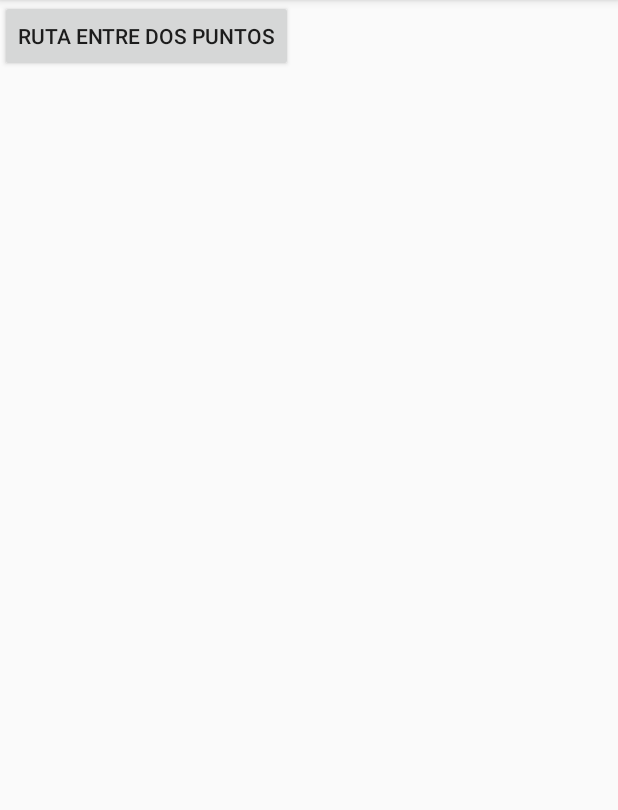
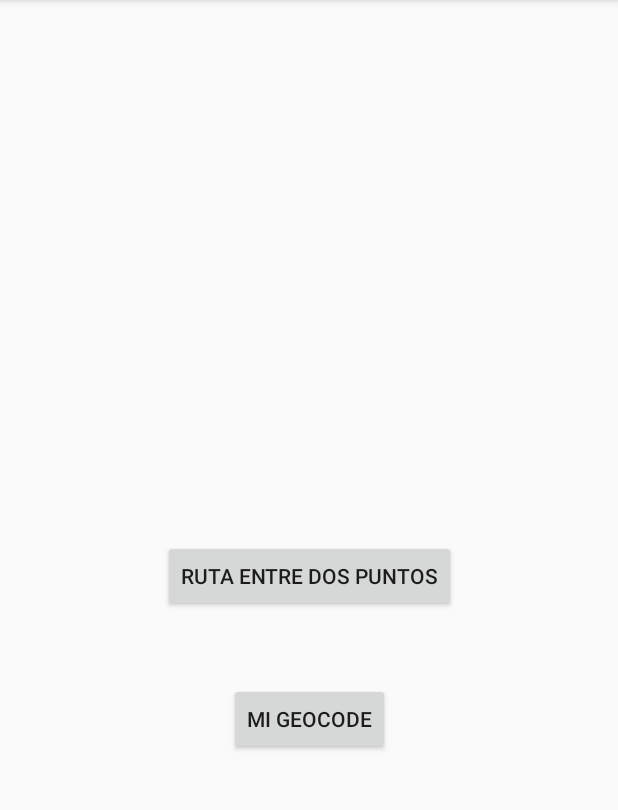
Before and after one commit to JOSEMLI/Android_U3_Tema3_MapPlataform, an Android app: the screen it shows after launch (MainActivity), on a phone screen of 412 x 824 dp, the part 84-894 px from its top. Run offline under Robolectric (Android 15) with nearby library versions, the phone set to English and light mode, and no system bars.

Commit message:
api geocode desde una direccion obtener obucacion

```diff
--- a/app/src/main/java/com/example/android_u3_tema3_mapplataform/MainActivity.java
+++ b/app/src/main/java/com/example/android_u3_tema3_mapplataform/MainActivity.java
@@ -17,4 +17,8 @@ public class MainActivity extends AppCompatActivity {
   public void rutadospunto(View view) {
 startActivity(new Intent(this,RutaEntreDosPuntos.class));
   }
+
+  public void geocoding(View view) {
+    startActivity(new Intent(this,MiGeocode.class));
+  }
 }
--- a/app/src/main/java/com/example/android_u3_tema3_mapplataform/webServiceObtenerRuta.java
+++ /dev/null
@@ -1,4 +0,0 @@
-package com.example.android_u3_tema3_mapplataform;
-
-public class webServiceObtenerRuta {
-}
--- a/app/src/main/res/layout/activity_main.xml
+++ b/app/src/main/res/layout/activity_main.xml
@@ -7,12 +7,27 @@
     tools:context=".MainActivity">
 
     <Button
+        android:layout_width="wrap_content"
+        android:layout_height="wrap_content"
+        android:layout_margin="50dp"
+        android:onClick="geocoding"
+        android:text="mi geocode"
+        app:layout_constraintBottom_toBottomOf="parent"
+        app:layout_constraintEnd_toEndOf="parent"
+        app:layout_constraintStart_toStartOf="parent"
+        app:layout_constraintTop_toTopOf="parent"
+        app:layout_constraintVertical_bias="0.654" />
+
+    <Button
         android:id="@+id/button"
         android:layout_width="wrap_content"
         android:layout_height="wrap_content"
+        android:layout_margin="50dp"
+        android:onClick="rutadospunto"
         android:text="Ruta entre dos puntos"
-        tools:layout_editor_absoluteX="107dp"
-        tools:layout_editor_absoluteY="341dp"
-        android:onClick="rutadospunto"/>
+        app:layout_constraintBottom_toBottomOf="parent"
+        app:layout_constraintEnd_toEndOf="parent"
+        app:layout_constraintStart_toStartOf="parent"
+        app:layout_constraintTop_toTopOf="parent" />
 
 </androidx.constraintlayout.widget.ConstraintLayout>
```
Also changed, not shown: app/src/main/AndroidManifest.xml (+5 -2 lines), app/src/main/java/com/example/android_u3_tema3_mapplataform/MiGeocode.java (added, +56 -0 lines), app/src/main/res/layout/activity_mi_geocode.xml (added, +35 -0 lines).
